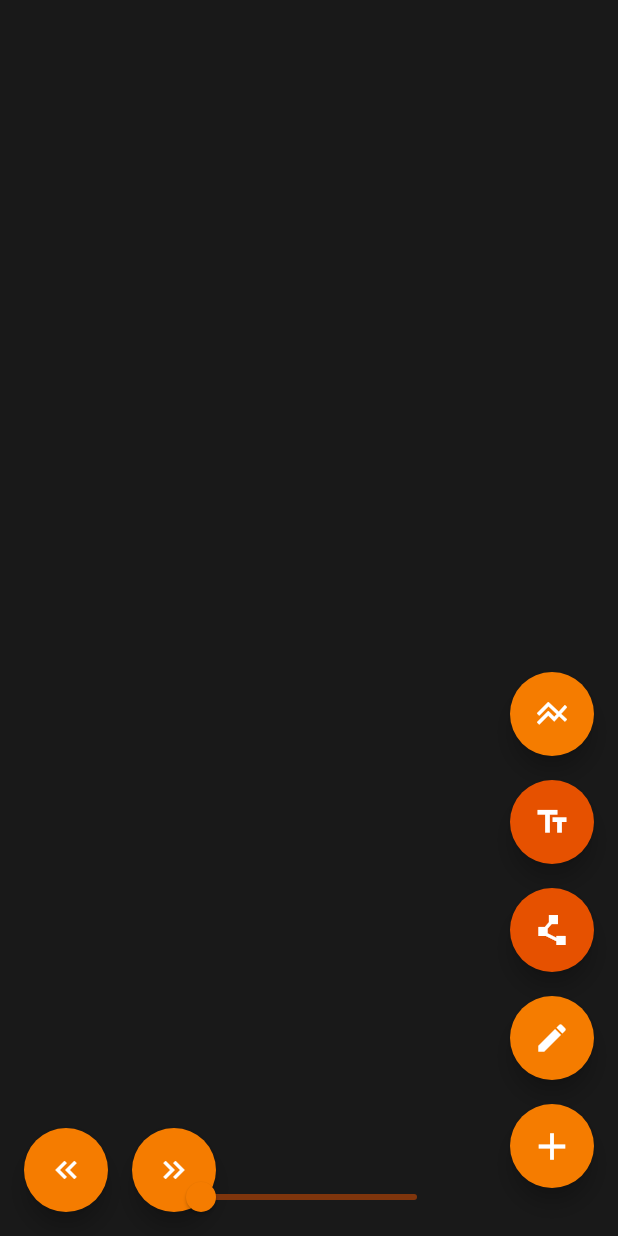
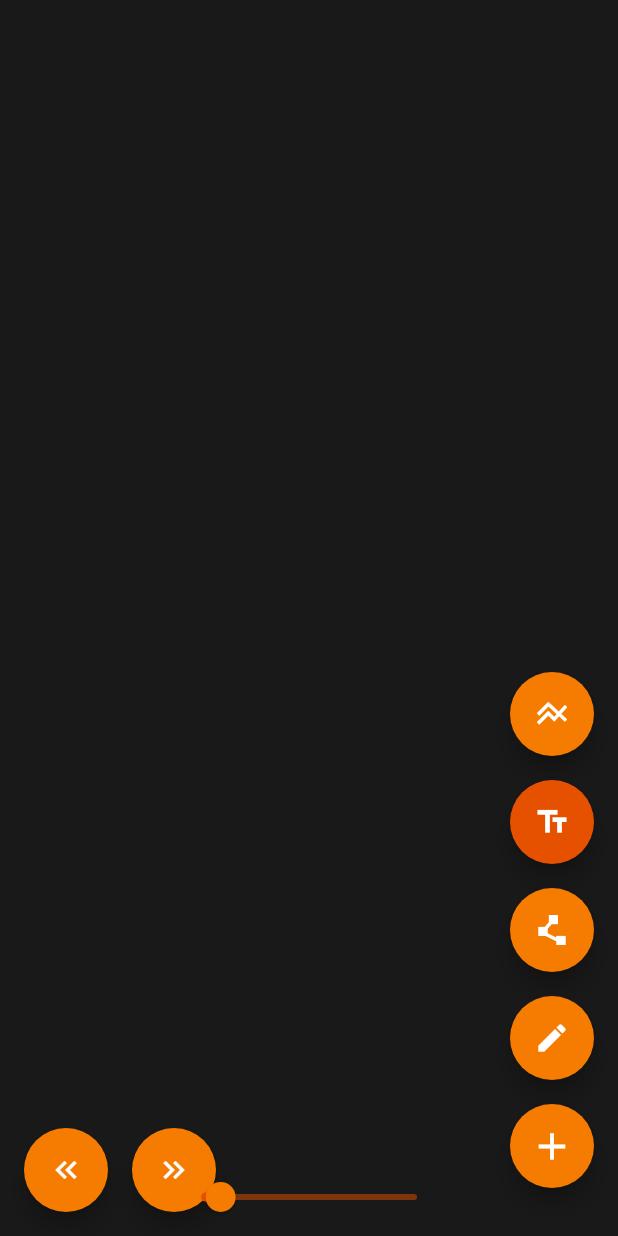
Before and after one commit to noctisbeta/database_diagrams_dartstack, a Flutter app: the screen it shows after launch, after a tap on the "text fields" icon, after a tap on the "keyboard double arrow left" icon, on a phone screen of 412 x 824 dp. Run offline on Flutter 3.47's test engine with Material 2 defaults, Android fonts, the phone set to English and light mode, and no system bars; our stand-ins replace flutter_hooks, hooks_riverpod; missing offline and left inert: perfect_freehand.

Commit message:
text painter wip

```diff
--- a/lib/main/editor_buttons.dart
+++ b/lib/main/editor_buttons.dart
@@ -29,10 +29,10 @@ class EditorButtons extends ConsumerWidget {
           height: 16,
         ),
         FloatingActionButton(
-          backgroundColor: mode == Mode.polyline ? Colors.orange.shade900 : Colors.orange.shade700,
-          hoverColor: mode == Mode.polyline ? Colors.orange.shade600 : Colors.orange.shade800,
-          splashColor: mode == Mode.polyline ? Colors.orange.shade700 : Colors.orange.shade900,
-          onPressed: modeController.togglePolyline,
+          backgroundColor: mode == Mode.text ? Colors.orange.shade900 : Colors.orange.shade700,
+          hoverColor: mode == Mode.text ? Colors.orange.shade600 : Colors.orange.shade800,
+          splashColor: mode == Mode.text ? Colors.orange.shade700 : Colors.orange.shade900,
+          onPressed: modeController.toggleText,
           child: const Icon(Icons.text_fields),
         ),
         const SizedBox(
--- a/lib/main/editor_view.dart
+++ b/lib/main/editor_view.dart
@@ -10,6 +10,7 @@ import 'package:database_diagrams/main/mode_controller.dart';
 import 'package:database_diagrams/main/size_slider.dart';
 import 'package:database_diagrams/main/undo_redo_buttonds.dart';
 import 'package:database_diagrams/polyline/polyline_painter_container.dart';
+import 'package:database_diagrams/text/my_text_painter_container.dart';
 import 'package:flutter/material.dart';
 import 'package:flutter_hooks/flutter_hooks.dart';
 import 'package:hooks_riverpod/hooks_riverpod.dart';
@@ -31,6 +32,7 @@ class EditorView extends HookConsumerWidget {
       [
         const DrawingPainterContainer(),
         const PolylinePainterContainer(),
+        const MyTextPainterContainer(),
         const SmartlinePainterContainer(),
       ],
     );
@@ -55,13 +57,16 @@ class EditorView extends HookConsumerWidget {
           log('previous: $previous, next: $next');
           switch (next) {
             case Mode.drawing:
-              focusStackIndexes.value = [2, 1, 0];
+              focusStackIndexes.value = [1, 2, 3, 0];
               break;
             case Mode.polyline:
-              focusStackIndexes.value = [0, 2, 1];
+              focusStackIndexes.value = [2, 3, 0, 1];
+              break;
+            case Mode.text:
+              focusStackIndexes.value = [3, 0, 1, 2];
               break;
             case Mode.smartLine:
-              focusStackIndexes.value = [1, 0, 2];
+              focusStackIndexes.value = [0, 1, 2, 3];
               break;
             case Mode.none:
               break;
@@ -84,6 +89,7 @@ class EditorView extends HookConsumerWidget {
             focusStack.value.elementAt(focusStackIndexes.value.elementAt(0)),
             focusStack.value.elementAt(focusStackIndexes.value.elementAt(1)),
             focusStack.value.elementAt(focusStackIndexes.value.elementAt(2)),
+            focusStack.value.elementAt(focusStackIndexes.value.elementAt(3)),
             ...collections.map(
               (collection) => Positioned(
                 top: 50 + offsets.value[collections.indexOf(collection)].dy,
--- a/lib/main/mode.dart
+++ b/lib/main/mode.dart
@@ -10,8 +10,11 @@ enum Mode {
   polyline,
 
   ///
+  text,
+
+  ///
   none;
 
   /// Is undoable.
-  bool get isUndoable => this == Mode.drawing || this == Mode.polyline || this == Mode.smartLine;
+  bool get isUndoable => this == Mode.drawing || this == Mode.polyline || this == Mode.smartLine || this == Mode.text;
 }
--- a/lib/main/mode_controller.dart
+++ b/lib/main/mode_controller.dart
@@ -25,4 +25,9 @@ class ModeController extends StateNotifier<Mode> {
   void toggleDrawing() {
     state = state == Mode.drawing ? Mode.none : Mode.drawing;
   }
+
+  /// Toggle text mode.
+  void toggleText() {
+    state = state == Mode.text ? Mode.none : Mode.text;
+  }
 }
--- a/lib/main/size_slider.dart
+++ b/lib/main/size_slider.dart
@@ -4,6 +4,7 @@ import 'package:database_diagrams/drawing/drawing_controller.dart';
 import 'package:database_diagrams/main/mode.dart';
 import 'package:database_diagrams/main/mode_controller.dart';
 import 'package:database_diagrams/polyline/polyline_controller.dart';
+import 'package:database_diagrams/text/my_text_controller.dart';
 import 'package:flutter/material.dart';
 import 'package:flutter_hooks/flutter_hooks.dart';
 import 'package:hooks_riverpod/hooks_riverpod.dart';
@@ -49,6 +50,8 @@ class SizeSlider extends HookConsumerWidget {
           return 1;
         case Mode.none:
           return 1;
+        case Mode.text:
+          return ref.watch(MyTextController.provider).size;
       }
     }
 
@@ -75,6 +78,9 @@ class SizeSlider extends HookConsumerWidget {
               case Mode.polyline:
                 ref.read(PolylineController.provider).setSize(value);
                 break;
+              case Mode.text:
+                ref.read(MyTextController.provider).setSize(value);
+                break;
               case Mode.none:
                 break;
             }
--- a/lib/main/undo_redo_buttonds.dart
+++ b/lib/main/undo_redo_buttonds.dart
@@ -4,6 +4,7 @@ import 'package:database_diagrams/drawing/drawing_controller.dart';
 import 'package:database_diagrams/main/mode.dart';
 import 'package:database_diagrams/main/mode_controller.dart';
 import 'package:database_diagrams/polyline/polyline_controller.dart';
+import 'package:database_diagrams/text/my_text_controller.dart';
 import 'package:flutter/material.dart';
 import 'package:flutter_hooks/flutter_hooks.dart';
 import 'package:hooks_riverpod/hooks_riverpod.dart';
@@ -59,6 +60,9 @@ class UndoRedoButtons extends HookConsumerWidget {
                 case Mode.drawing:
                   ref.read(DrawingController.provider.notifier).undo();
                   break;
+                case Mode.text:
+                  ref.read(MyTextController.provider.notifier).undo();
+                  break;
                 case Mode.smartLine:
                   break;
                 case Mode.none:
@@ -83,6 +87,10 @@ class UndoRedoButtons extends HookConsumerWidget {
                 case Mode.drawing:
                   ref.read(DrawingController.provider.notifier).redo();
                   break;
+
+                case Mode.text:
+                  ref.read(MyTextController.provider.notifier).redo();
+                  break;
                 case Mode.smartLine:
                   break;
                 case Mode.none:
--- /dev/null
+++ b/lib/text/my_text_controller.dart
@@ -0,0 +1,55 @@
+import 'package:database_diagrams/text/my_text_item.dart';
+import 'package:flutter/cupertino.dart';
+import 'package:hooks_riverpod/hooks_riverpod.dart';
+
+/// MyText controller.
+class MyTextController extends ChangeNotifier {
+  /// Provider.
+  static final provider = ChangeNotifierProvider<MyTextController>(
+    (ref) => MyTextController(),
+  );
+
+  final List<MyTextItem> _textItems = [];
+
+  final List<MyTextItem> _textRedoStack = [];
+
+  double _size = 10;
+
+  /// Size.
+  double get size => _size;
+
+  /// Text spans.
+  List<MyTextItem> get textItems => _textItems;
+
+  /// Add text span.
+  void addTextItem(MyTextItem textItem) {
+    _textItems.add(textItem);
+    notifyListeners();
+  }
+
+  /// Set size.
+  void setSize(double size) {
+    _size = size;
+    notifyListeners();
+  }
+
+  /// Undo text.
+  void undo() {
+    if (_textItems.isEmpty) {
+      return;
+    }
+    _textRedoStack.add(_textItems.last);
+    _textItems.removeLast();
+    notifyListeners();
+  }
+
+  /// Redo text.
+  void redo() {
+    if (_textRedoStack.isEmpty) {
+      return;
+    }
+    _textItems.add(_textRedoStack.last);
+    _textRedoStack.removeLast();
+    notifyListeners();
+  }
+}
--- /dev/null
+++ b/lib/text/my_text_item.dart
@@ -0,0 +1,20 @@
+import 'package:flutter/animation.dart';
+
+/// MyText item.
+class MyTextItem {
+  /// Default constructor.
+  MyTextItem({
+    required this.offset,
+    required this.text,
+    required this.size,
+  });
+
+  /// Offset.
+  final Offset offset;
+
+  /// Text.
+  final String text;
+
+  /// Size.
+  final double size;
+}
--- /dev/null
+++ b/lib/text/my_text_painter.dart
@@ -0,0 +1,39 @@
+import 'dart:developer';
+
+import 'package:database_diagrams/text/my_text_item.dart';
+import 'package:flutter/material.dart';
+
+/// Text painter.
+class MyTextPainter extends CustomPainter {
+  /// Default constructor.
+  MyTextPainter({
+    required this.textItems,
+  });
+
+  /// Text spans.
+  final List<MyTextItem> textItems;
+
+  @override
+  void paint(Canvas canvas, Size size) {
+    for (final item in textItems) {
+      log('item: $item');
+      final textSpan = TextSpan(
+        text: item.text,
+        style: TextStyle(
+          color: Colors.black,
+          fontSize: item.size,
+        ),
+      );
+
+      TextPainter(
+        text: textSpan,
+        textDirection: TextDirection.ltr,
+      )
+        ..layout()
+        ..paint(canvas, item.offset);
+    }
+  }
+
+  @override
+  bool shouldRepaint(covariant CustomPainter oldDelegate) => true;
+}
--- /dev/null
+++ b/lib/text/my_text_painter_container.dart
@@ -0,0 +1,44 @@
+import 'dart:developer';
+
+import 'package:database_diagrams/main/mode.dart';
+import 'package:database_diagrams/main/mode_controller.dart';
+import 'package:database_diagrams/text/my_text_controller.dart';
+import 'package:database_diagrams/text/my_text_item.dart';
+import 'package:database_diagrams/text/my_text_painter.dart';
+import 'package:flutter/material.dart';
+import 'package:hooks_riverpod/hooks_riverpod.dart';
+
+/// Text painter.
+class MyTextPainterContainer extends ConsumerWidget {
+  /// Default constructor.
+  const MyTextPainterContainer({super.key});
+
+  @override
+  Widget build(BuildContext context, WidgetRef ref) {
+    final mode = ref.watch(ModeController.provider);
+    final textController = ref.watch(MyTextController.provider);
+
+    return Positioned.fill(
+      child: AbsorbPointer(
+        absorbing: mode != Mode.text,
+        child: GestureDetector(
+          onTapUp: (details) {
+            log('on tap up');
+            textController.addTextItem(
+              MyTextItem(
+                offset: details.localPosition,
+                size: textController.size,
+                text: 'text',
+              ),
+            );
+          },
+          child: CustomPaint(
+            painter: MyTextPainter(
+              textItems: textController.textItems,
+            ),
+          ),
+        ),
+      ),
+    );
+  }
+}
```
